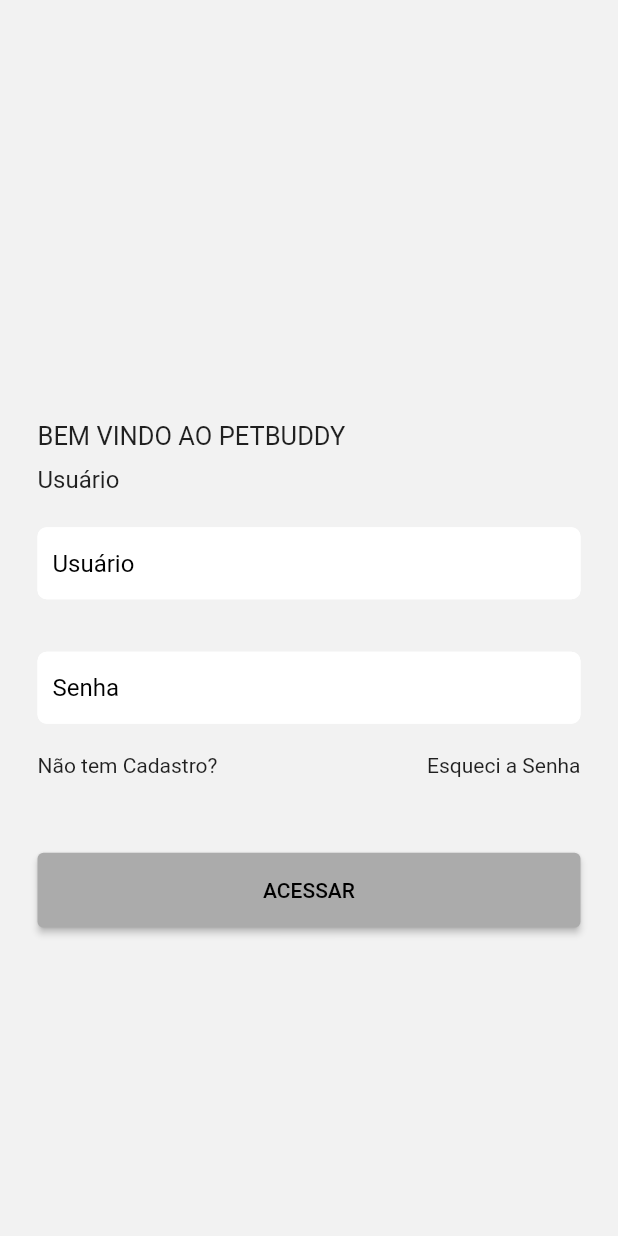
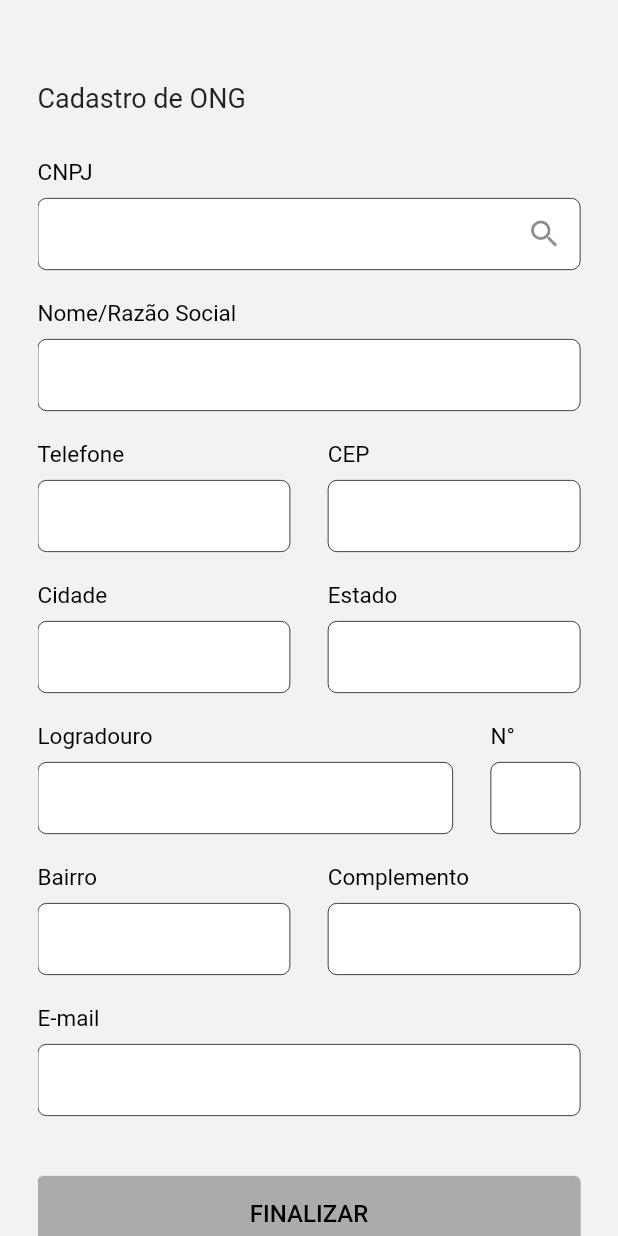
Before and after one commit to MarcalDev/PetBuddy, a Flutter app: the screen it shows after launch, after a tap on "ACESSAR", on a phone screen of 412 x 824 dp. Run offline on Flutter 3.47's test engine with Material 2 defaults, Android fonts, the phone set to English and light mode, and no system bars.

Commit message:
Adição de tela de cadastro de ong

```diff
--- /dev/null
+++ b/lib/app/modules/cadastro/cadastro_ong_page.dart
@@ -0,0 +1,167 @@
+import 'package:flutter/material.dart';
+import 'package:petbuddy/app/util/app_colors.dart';
+import 'package:petbuddy/app/util/text_fonts.dart';
+import 'package:petbuddy/app/util/widgets/background_widget.dart';
+import 'package:petbuddy/app/util/widgets/button_widget.dart';
+import 'package:petbuddy/app/util/widgets/text_field_widget.dart';
+import 'package:petbuddy/app/util/widgets/text_widget.dart';
+
+class CadastroOngPage extends StatefulWidget {
+  const CadastroOngPage({super.key});
+
+  @override
+  State<CadastroOngPage> createState() => _CadastroOngPageState();
+}
+
+class _CadastroOngPageState extends State<CadastroOngPage> {
+  @override
+  Widget build(BuildContext context) {
+    return BackgroundWidget(
+        child: Padding(
+            padding: EdgeInsets.only(top: 30),
+            child: Column(
+              crossAxisAlignment: CrossAxisAlignment.start,
+              mainAxisAlignment: MainAxisAlignment.start,
+              children: [
+                Align(
+                  alignment: Alignment.topLeft,
+                  child: TextWidget(
+                    text: 'Cadastro de ONG',
+                    fontSize: TextFonts.fonteTituloPagina,
+                  ),
+                ),
+                SizedBox(
+                  height: 30,
+                ),
+                Expanded(
+                  child: ListView(
+                    shrinkWrap: true,
+                    children: [
+                      const TextFieldWidget(
+                        borderColor: AppColors.corPreto,
+                        hintText: '',
+                        labelText: 'CNPJ',
+                        suffixIcon: Icon(Icons.search),
+                      ),
+                      SizedBox(
+                        height: 20,
+                      ),
+                      const TextFieldWidget(
+                        borderColor: AppColors.corPreto,
+                        hintText: '',
+                        labelText: 'Nome/Razão Social',
+                      ),
+                      SizedBox(
+                        height: 20,
+                      ),
+                      Row(
+                        children: const [
+                          Expanded(
+                            child: TextFieldWidget(
+                              borderColor: AppColors.corPreto,
+                              hintText: '',
+                              labelText: 'Telefone',
+                            ),
+                          ),
+                          SizedBox(
+                            width: 25,
+                          ),
+                          Expanded(
+                            child: TextFieldWidget(
+                              borderColor: AppColors.corPreto,
+                              hintText: '',
+                              labelText: 'CEP',
+                            ),
+                          ),
+                        ],
+                      ),
+                      SizedBox(
+                        height: 20,
+                      ),
+                      Row(
+                        children: const [
+                          Expanded(
+                            child: TextFieldWidget(
+                              borderColor: AppColors.corPreto,
+                              hintText: '',
+                              labelText: 'Cidade',
+                            ),
+                          ),
+                          SizedBox(
+                            width: 25,
+                          ),
+                          Expanded(
+                            child: TextFieldWidget(
+                              borderColor: AppColors.corPreto,
+                              hintText: '',
+                              labelText: 'Estado',
+                            ),
+                          ),
+                        ],
+                      ),
+                      SizedBox(
+                        height: 20,
+                      ),
+                      Row(
+                        children: const [
+                          Expanded(
+                            child: TextFieldWidget(
+                              borderColor: AppColors.corPreto,
+                              hintText: '',
+                              labelText: 'Logradouro',
+                            ),
+                          ),
+                          SizedBox(
+                            width: 25,
+                          ),
+                          TextFieldWidget(
+                            borderColor: AppColors.corPreto,
+                            hintText: '',
+                            labelText: 'N°',
+                            width: 60,
+                          ),
+                        ],
+                      ),
+                      SizedBox(
+                        height: 20,
+                      ),
+                      Row(
+                        children: const [
+                          Expanded(
+                            child: TextFieldWidget(
+                              borderColor: AppColors.corPreto,
+                              hintText: '',
+                              labelText: 'Bairro',
+                            ),
+                          ),
+                          SizedBox(
+                            width: 25,
+                          ),
+                          Expanded(
+                            child: TextFieldWidget(
+                              borderColor: AppColors.corPreto,
+                              hintText: '',
+                              labelText: 'Complemento',
+                            ),
+                          ),
+                        ],
+                      ),
+                      SizedBox(
+                        height: 20,
+                      ),
+                      const TextFieldWidget(
+                        borderColor: AppColors.corPreto,
+                        hintText: '',
+                        labelText: 'E-mail',
+                      ),
+                      SizedBox(
+                        height: 40,
+                      ),
+                      Align(alignment: Alignment.center, child: ButtonWidget(buttonText: 'FINALIZAR', onPressed: () {}))
+                    ],
+                  ),
+                ),
+              ],
+            )));
+  }
+}
--- a/lib/app/modules/login/login_page.dart
+++ b/lib/app/modules/login/login_page.dart
@@ -1,4 +1,5 @@
 import 'package:flutter/material.dart';
+import 'package:petbuddy/app/modules/cadastro/cadastro_ong_page.dart';
 import 'package:petbuddy/app/util/app_colors.dart';
 import 'package:petbuddy/app/util/text_fonts.dart';
 import 'package:petbuddy/app/util/widgets/background_widget.dart';
@@ -66,9 +67,14 @@
           const SizedBox(
             height: 50,
           ),
-          const ButtonWidget(
+          ButtonWidget(
             buttonText: 'ACESSAR',
             buttonColor: AppColors.corBotao,
+            onPressed: () => Navigator.of(context).push(
+              MaterialPageRoute(
+                builder: (context) => const CadastroOngPage(),
+              ),
+            ),
           ),
         ],
       ),
--- a/lib/app/util/text_fonts.dart
+++ b/lib/app/util/text_fonts.dart
@@ -1,7 +1,9 @@
 class TextFonts {
+  static const double fonteTituloPagina = 18;
   static const double fonteTituloLogin = 17;
   static const double fonteSubTituloLogin = 16;
-  static const double fonteTextField = 16;
+  static const double fonteBotao = 16;
+  static const double fonteTextField = 15;
+  static const double fonteTextoMedio = 14;
   static const double fonteTextoPequeno = 12;
-  static const double fonteTextoMedio = 14;
 }
--- a/lib/app/util/widgets/background_widget.dart
+++ b/lib/app/util/widgets/background_widget.dart
@@ -11,12 +11,13 @@
     return Material(
       child: SafeArea(
         child: Scaffold(
+          resizeToAvoidBottomInset: true,
           body: GestureDetector(
             onTap: () => FocusScope.of(context).unfocus(),
             child: Container(
               color: AppColors.corBackground,
               child: Padding(
-                padding: const EdgeInsets.symmetric(horizontal: 25, vertical: 25),
+                padding: const EdgeInsets.only(left: 25, right: 25, top: 25),
                 child: child,
               ),
             ),
--- a/lib/app/util/widgets/button_widget.dart
+++ b/lib/app/util/widgets/button_widget.dart
@@ -1,11 +1,13 @@
 import 'package:flutter/material.dart';
 import 'package:petbuddy/app/util/app_colors.dart';
+import 'package:petbuddy/app/util/text_fonts.dart';
 import 'package:petbuddy/app/util/widgets/text_widget.dart';
 
 class ButtonWidget extends StatefulWidget {
   final String buttonText;
   final Color? buttonColor;
-  const ButtonWidget({super.key, required this.buttonText, this.buttonColor});
+  final void Function()? onPressed;
+  const ButtonWidget({super.key, required this.buttonText, this.buttonColor, required this.onPressed});
 
   @override
   State<ButtonWidget> createState() => _ButtonWidgetState();
@@ -15,12 +17,16 @@
   @override
   Widget build(BuildContext context) {
     return ElevatedButton(
-      onPressed: () {},
+      onPressed: widget.onPressed,
       style: ButtonStyle(
         minimumSize: MaterialStateProperty.all<Size?>(Size.fromHeight(50)),
         backgroundColor: MaterialStateProperty.all<Color?>(widget.buttonColor ?? AppColors.corBotao),
       ),
-      child: TextWidget(text: widget.buttonText, textColor: AppColors.corPreto),
+      child: TextWidget(
+        text: widget.buttonText,
+        textColor: AppColors.corPreto,
+        fontSize: TextFonts.fonteBotao,
+      ),
     );
   }
 }
--- a/lib/app/util/widgets/text_field_widget.dart
+++ b/lib/app/util/widgets/text_field_widget.dart
@@ -8,8 +8,18 @@
   final String? labelText;
   final bool isPassword;
   final TextInputType? keyboardType;
+  final Color? borderColor;
+  final double? width;
+  final Widget? suffixIcon;
   const TextFieldWidget(
-      {super.key, required this.hintText, this.labelText, this.keyboardType, this.isPassword = false});
+      {super.key,
+      required this.hintText,
+      this.labelText,
+      this.keyboardType,
+      this.isPassword = false,
+      this.borderColor,
+      this.width,
+      this.suffixIcon});
 
   @override
   State<TextFieldWidget> createState() => _TextFieldWidgetState();
@@ -33,10 +43,13 @@
                 ],
               )
             : SizedBox(),
-        TextField(
+        SizedBox(
+          width: widget.width,
+          child: TextField(
             keyboardType: widget.keyboardType ?? TextInputType.text,
             obscureText: widget.isPassword,
             decoration: InputDecoration(
+              suffixIcon: widget.suffixIcon,
               contentPadding: EdgeInsets.symmetric(vertical: 10, horizontal: 10),
               hintText: widget.hintText,
               fillColor: AppColors.corBranco,
@@ -44,12 +57,13 @@
               hintStyle: const TextStyle(color: AppColors.corPreto, backgroundColor: Colors.transparent),
               isDense: false,
               filled: true,
-            enabledBorder: const OutlineInputBorder(
-                borderRadius: BorderRadius.all(Radius.circular(6)),
-                borderSide: BorderSide(color: AppColors.fundoTextField)),
-            focusedBorder: const OutlineInputBorder(
-                borderRadius: BorderRadius.all(Radius.circular(6)),
-                borderSide: BorderSide(color: AppColors.fundoTextField)),
+              enabledBorder: OutlineInputBorder(
+                  borderRadius: const BorderRadius.all(Radius.circular(6)),
+                  borderSide: BorderSide(color: widget.borderColor ?? AppColors.fundoTextField, width: 0.5)),
+              focusedBorder: OutlineInputBorder(
+                  borderRadius: const BorderRadius.all(Radius.circular(6)),
+                  borderSide: BorderSide(color: widget.borderColor ?? AppColors.fundoTextField)),
+            ),
           ),
         ),
       ],
```
Lines whose indentation alone changed are shown as unchanged.
